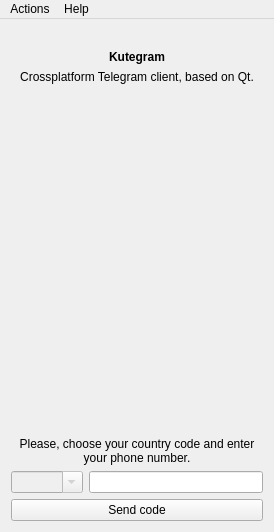
kutegram/client, file mainwindow.ui: the form before one commit.
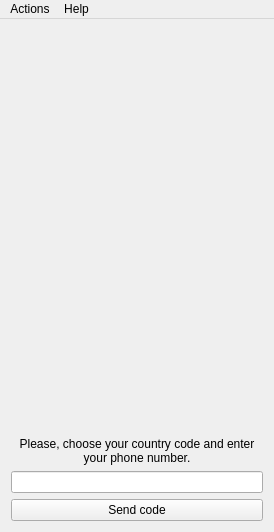
The form after the commit. The open tabs and pages were chosen to show the change. Icons and pictures are not drawn. Custom widgets are drawn as their Qt base class.

Commit message: UI fixes: remove combobox, move intro labels

```diff
--- a/mainwindow.ui
+++ b/mainwindow.ui
@@ -45,6 +45,16 @@
          </widget>
         </item>
         <item>
+         <widget class="SlidingStackedWidget" name="introStackedWidget">
+          <property name="lineWidth">
+           <number>0</number>
+          </property>
+          <widget class="QWidget" name="introPage">
+           <layout class="QVBoxLayout" name="verticalLayout_6">
+            <property name="margin">
+             <number>0</number>
+            </property>
+            <item>
          <widget class="QLabel" name="label">
           <property name="font">
            <font>
@@ -74,16 +84,6 @@
          </widget>
         </item>
         <item>
-         <widget class="SlidingStackedWidget" name="introStackedWidget">
-          <property name="lineWidth">
-           <number>0</number>
-          </property>
-          <widget class="QWidget" name="introPage">
-           <layout class="QVBoxLayout" name="verticalLayout_6">
-            <property name="margin">
-             <number>0</number>
-            </property>
-            <item>
              <spacer name="verticalSpacer">
               <property name="orientation">
                <enum>Qt::Vertical</enum>
@@ -138,16 +138,6 @@
             </item>
             <item>
              <layout class="QHBoxLayout" name="horizontalLayout">
-              <item>
-               <widget class="QComboBox" name="countryBox">
-                <property name="enabled">
-                 <bool>false</bool>
-                </property>
-                <property name="editable">
-                 <bool>true</bool>
-                </property>
-               </widget>
-              </item>
               <item>
                <widget class="QLineEdit" name="phoneEdit"/>
               </item>
```
Lines whose indentation alone changed are shown as unchanged.
